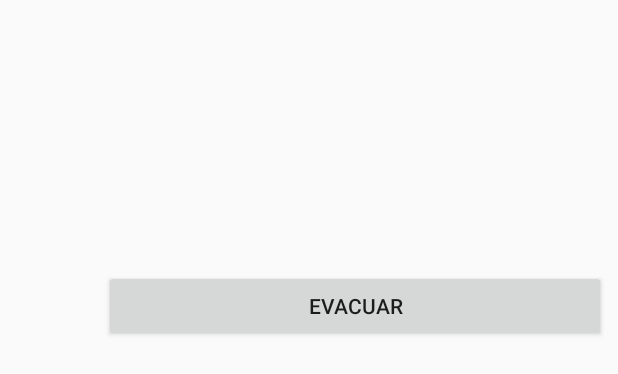
After one commit to nicolaxs69/HiroApp, an Android app: the layout activity_custom_notification.xml on its own in the app's theme, with its tools: preview values and no code run, on a phone screen of 412 x 824 dp. The commit adds this screen. Shown: the top 374 px of the screen. Run offline under Robolectric (Android 15) with nearby library versions, the phone set to English and light mode, and no system bars.

Commit message:
Notification Service Added

```diff
--- a/app/build.gradle
+++ b/app/build.gradle
@@ -36,6 +36,7 @@ dependencies {
     implementation 'com.android.support:cardview-v7:26.0.2'
     implementation 'com.google.android.gms:play-services:9.8.0'
     implementation 'com.google.android.gms:play-services-maps:9.8.0'
+    implementation 'com.google.firebase:firebase-messaging:9.8.0'
     implementation 'de.hdodenhof:circleimageview:1.3.0'
     implementation 'com.rengwuxian.materialedittext:library:2.1.4'
     implementation 'com.pixplicity.letterpress:library:1.0'
--- /dev/null
+++ b/app/src/main/res/layout/activity_custom_notification.xml
@@ -0,0 +1,156 @@
+<?xml version="1.0" encoding="utf-8"?>
+<RelativeLayout xmlns:android="http://schemas.android.com/apk/res/android"
+    android:layout_width="match_parent"
+    android:layout_height="match_parent" >
+
+    <LinearLayout
+        android:id="@+id/image"
+        android:layout_width="65dp"
+        android:layout_height="65dp">
+    <ImageView
+        android:id="@+id/imagenotileft"
+        android:layout_width="match_parent"
+        android:layout_height="match_parent"
+        android:layout_margin="12dp" />
+    </LinearLayout>
+
+    <LinearLayout
+        android:layout_width="match_parent"
+        android:layout_height="wrap_content"
+        android:layout_toEndOf="@+id/image"
+        android:orientation="vertical"
+        android:layout_marginEnd="4dp">
+
+        <TextView
+            android:id="@+id/title"
+            android:layout_marginTop="10dp"
+            android:layout_width="wrap_content"
+            android:layout_height="wrap_content"
+            android:textColor="#000000"
+            android:layout_marginLeft="30dp"
+            android:textSize="20sp" />
+
+        <TextView
+            android:id="@+id/textFirstLine"
+            android:layout_width="wrap_content"
+            android:layout_height="wrap_content"
+            android:textColor="#808080" />
+
+        <LinearLayout
+            android:layout_width="match_parent"
+            android:layout_height="wrap_content"
+            android:orientation="vertical"
+            android:layout_marginTop="0dp"
+            android:layout_marginStart="34dp">
+
+            <LinearLayout
+                android:id="@+id/layoutApp1"
+                android:layout_marginEnd="100dp"
+                android:layout_width="match_parent"
+                android:layout_height="100dp"
+                android:orientation="horizontal"
+                android:layout_marginBottom="4dp">
+
+                <ImageView
+                    android:id="@+id/imageAppIcon1"
+                    android:layout_width="100dp"
+                    android:layout_marginLeft="30dp"
+                    android:layout_height="match_parent"/>
+
+                <TextView
+                    android:id="@+id/textAppName1"
+                    android:layout_width="wrap_content"
+                    android:layout_height="match_parent"
+                    android:gravity="center_vertical"
+                    android:textColor="#808080"
+                    android:layout_marginStart="8dp"/>
+
+            </LinearLayout>
+
+            <!-- <LinearLayout
+                 android:id="@+id/layoutApp2"
+                 android:layout_width="match_parent"
+                 android:layout_height="24dp"
+                 android:layout_marginBottom="4dp"
+                 android:orientation="horizontal">
+
+                 <ImageView
+                     android:id="@+id/imageAppIcon2"
+                     android:layout_width="32dp"
+                     android:layout_height="match_parent" />
+
+                 <TextView
+                     android:id="@+id/textAppName2"
+                     android:layout_width="wrap_content"
+                     android:layout_height="match_parent"
+                     android:layout_marginStart="8dp"
+                     android:gravity="center_vertical"
+                     android:textColor="#808080" />
+
+                 </LinearLayout>-->
+
+                <!--<LinearLayout
+                    android:id="@+id/layoutApp3"
+                    android:layout_width="match_parent"
+                    android:layout_height="24dp"
+                    android:orientation="horizontal"
+                    android:layout_marginBottom="4dp">
+
+                    <ImageView
+                        android:id="@+id/imageAppIcon3"
+                        android:layout_width="32dp"
+                        android:layout_height="match_parent" />
+
+                    <TextView
+                        android:id="@+id/textAppName3"
+                        android:layout_width="wrap_content"
+                        android:layout_height="match_parent"
+                        android:gravity="center_vertical"
+                        android:textColor="#808080"
+                        android:layout_marginStart="8dp" />
+
+                </LinearLayout>-->
+
+        </LinearLayout>
+
+        <TextView
+            android:id="@+id/textBelow"
+            android:layout_width="wrap_content"
+            android:layout_height="wrap_content"
+            android:textColor="#808080" />
+
+        <LinearLayout
+            android:orientation="horizontal"
+            android:paddingLeft="4dp"
+            android:paddingRight="4dp"
+            android:paddingBottom="1dp"
+            android:layout_width="fill_parent" android:layout_height="wrap_content">
+
+            <!--Button
+                android:id="@+id/no"
+                android:layout_width="0.0dip"
+                android:layout_height="match_parent"
+                android:layout_weight="1.0"
+                android:text="CANCELAR" />-->
+
+            <Button
+                android:id="@+id/yes"
+                android:layout_width="0.0dip"
+                android:layout_height="fill_parent"
+                android:layout_weight="1.0"
+                android:text="EVACUAR" />
+
+        </LinearLayout>
+
+        <!--<Button
+            android:layout_width="match_parent"
+            android:layout_height="wrap_content"
+            android:drawableStart="@drawable/ic_tick_green"
+            android:id="@+id/ButtonTest"
+            android:text="YES" />-->
+
+
+
+    </LinearLayout>
+
+</RelativeLayout>
```
Also changed, not shown: app/src/main/AndroidManifest.xml (+8 -0 lines), app/src/main/java/xebia/ismail/e_learning/FirebaseMessagingService.java (added, +126 -0 lines), app/src/main/java/xebia/ismail/e_learning/MainActivity.java (+6 -1 lines), 1 other file.
